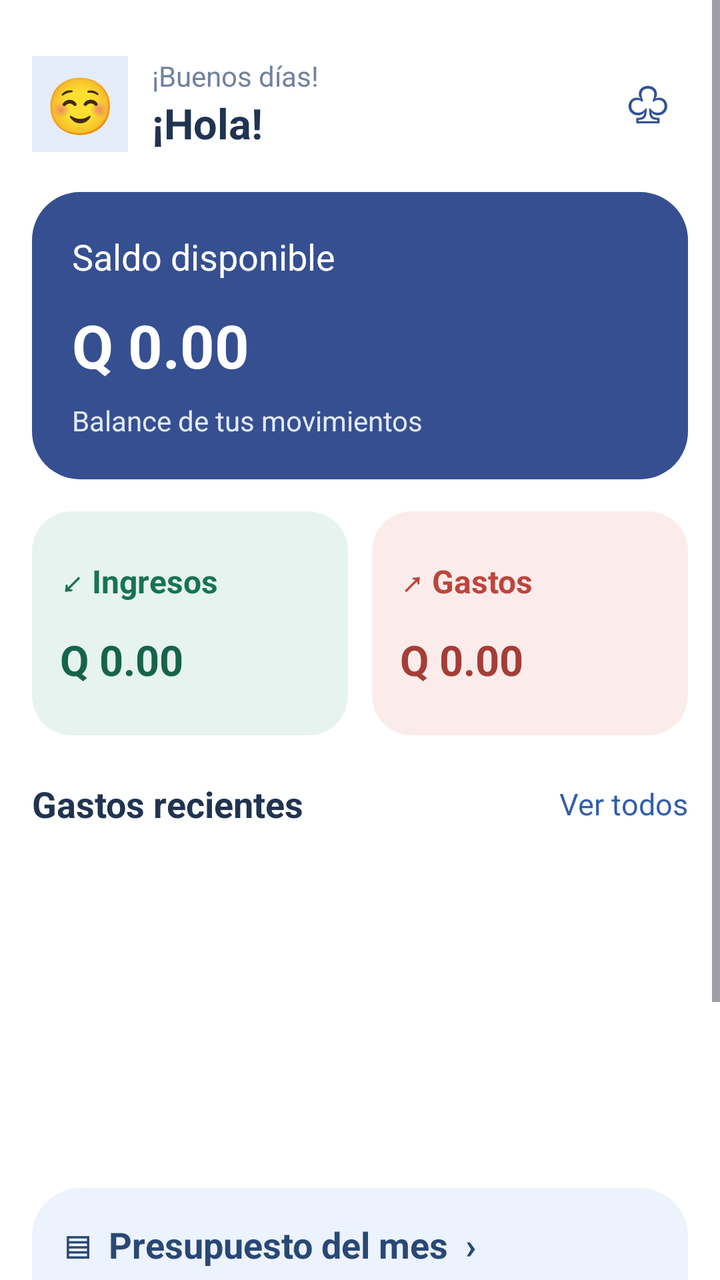
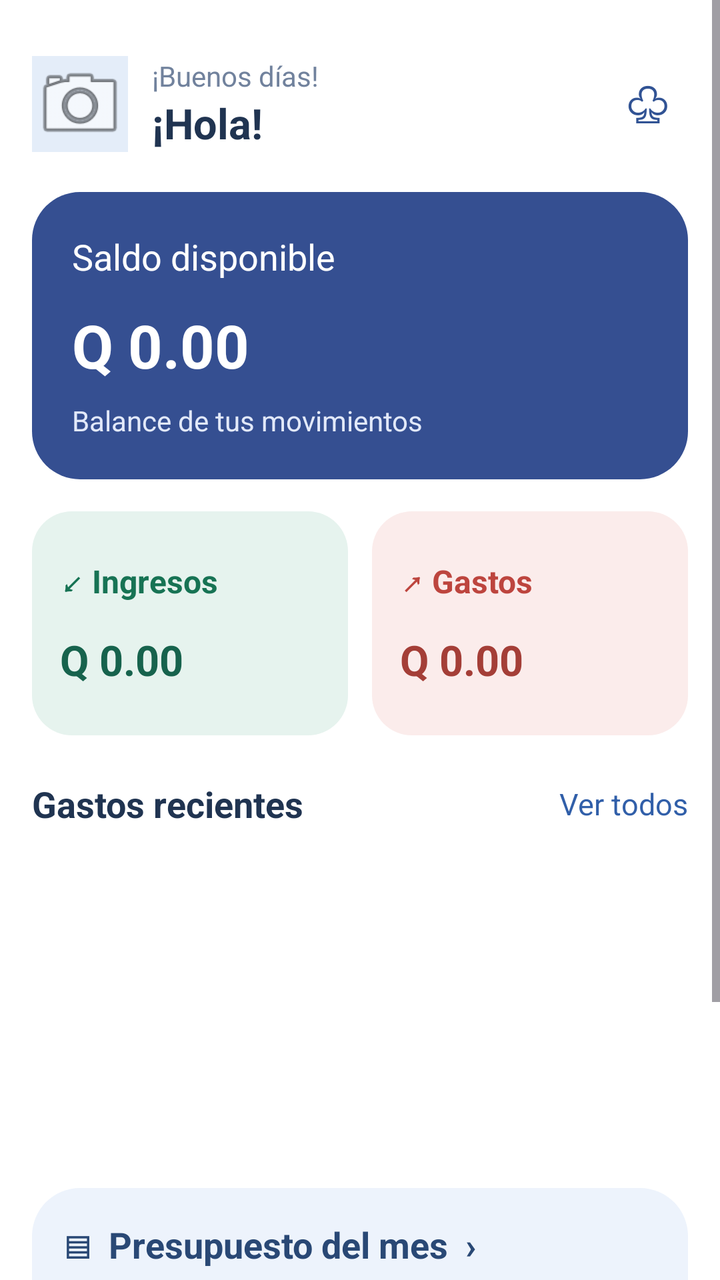

The first picture is an Android layout as it rendered before a commit; the second is the same layout after the commit. The layout source and the unified diff follow.
<!-- AndroidManifest.xml: application theme Theme.ControlGastos -->
<!-- res/layout/activity_main.xml -->
<?xml version="1.0" encoding="utf-8"?>
<ScrollView
    xmlns:android="http://schemas.android.com/apk/res/android"
    android:layout_width="match_parent"
    android:layout_height="match_parent"
    android:background="#EAF0F8"
    android:fillViewport="true">

    <LinearLayout
        android:id="@+id/main"
        android:layout_width="match_parent"
        android:layout_height="wrap_content"
        android:orientation="vertical"
        android:padding="16dp"
        android:background="#FFFFFF">

        
        <LinearLayout
            android:layout_width="match_parent"
            android:layout_height="wrap_content"
            android:gravity="center_vertical"
            android:orientation="horizontal"
            android:paddingVertical="12dp">

            <TextView
                android:layout_width="48dp"
                android:layout_height="48dp"
                android:background="#E4EDF9"
                android:gravity="center"
                android:text="☺"
                android:textColor="#315394"
                android:textSize="28sp" />

            <LinearLayout
                android:layout_width="0dp"
                android:layout_height="wrap_content"
                android:layout_weight="1"
                android:orientation="vertical"
                android:paddingStart="12dp">

                <TextView
                    android:layout_width="wrap_content"
                    android:layout_height="wrap_content"
                    android:text="¡Buenos días!"
                    android:textColor="#71829D"
                    android:textSize="14sp" />

                <TextView
                    android:id="@+id/txtSaludoUsuario"
                    android:layout_width="wrap_content"
                    android:layout_height="wrap_content"
                    android:text="¡Hola!"
                    android:textColor="#203451"
                    android:textSize="21sp"
                    android:textStyle="bold" />
            </LinearLayout>

            <TextView
                android:layout_width="40dp"
                android:layout_height="48dp"
                android:gravity="center"
                android:text="♧"
                android:textColor="#315394"
                android:textSize="25sp" />
        </LinearLayout>

        
        <LinearLayout
            android:layout_width="match_parent"
            android:layout_height="wrap_content"
            android:layout_marginTop="8dp"
            android:background="@drawable/fondo_saldo"
            android:orientation="vertical"
            android:padding="20dp">

            <TextView
                android:layout_width="wrap_content"
                android:layout_height="wrap_content"
                android:text="Saldo disponible"
                android:textColor="#FFFFFF"
                android:textSize="18sp" />

            <TextView
                android:id="@+id/txtSaldo"
                android:layout_width="match_parent"
                android:layout_height="wrap_content"
                android:layout_marginTop="12dp"
                android:text="Q 0.00"
                android:textColor="#FFFFFF"
                android:textSize="30sp"
                android:textStyle="bold" />

            <TextView
                android:layout_width="wrap_content"
                android:layout_height="wrap_content"
                android:layout_marginTop="8dp"
                android:text="Balance de tus movimientos"
                android:textColor="#E2E9FA"
                android:textSize="14sp" />
        </LinearLayout>

        
        <LinearLayout
            android:layout_width="match_parent"
            android:layout_height="wrap_content"
            android:layout_marginTop="16dp"
            android:orientation="horizontal">

            <LinearLayout
                android:layout_width="0dp"
                android:layout_height="112dp"
                android:layout_weight="1"
                android:layout_marginEnd="6dp"
                android:background="@drawable/fondo_ingresos"
                android:gravity="center_vertical"
                android:orientation="vertical"
                android:padding="14dp">

                <TextView
                    android:layout_width="wrap_content"
                    android:layout_height="wrap_content"
                    android:text="↙ Ingresos"
                    android:textColor="#177354"
                    android:textSize="16sp"
                    android:textStyle="bold" />

                <TextView
                    android:id="@+id/txtIngresos"
                    android:layout_width="match_parent"
                    android:layout_height="wrap_content"
                    android:layout_marginTop="14dp"
                    android:text="Q 0.00"
                    android:textColor="#17634D"
                    android:textSize="21sp"
                    android:textStyle="bold" />
            </LinearLayout>

            <LinearLayout
                android:layout_width="0dp"
                android:layout_height="112dp"
                android:layout_weight="1"
                android:layout_marginStart="6dp"
                android:background="@drawable/fondo_gastos"
                android:gravity="center_vertical"
                android:orientation="vertical"
                android:padding="14dp">

                <TextView
                    android:layout_width="wrap_content"
                    android:layout_height="wrap_content"
                    android:text="↗ Gastos"
                    android:textColor="#BD453E"
                    android:textSize="16sp"
                    android:textStyle="bold" />

                <TextView
                    android:id="@+id/txtTotalGastos"
                    android:layout_width="match_parent"
                    android:layout_height="wrap_content"
                    android:layout_marginTop="14dp"
                    android:text="Q 0.00"
                    android:textColor="#A43E37"
                    android:textSize="21sp"
                    android:textStyle="bold" />
            </LinearLayout>
        </LinearLayout>

        
        <LinearLayout
            android:layout_width="match_parent"
            android:layout_height="wrap_content"
            android:layout_marginTop="22dp"
            android:gravity="center_vertical"
            android:orientation="horizontal">

            <TextView
                android:layout_width="0dp"
                android:layout_height="wrap_content"
                android:layout_weight="1"
                android:text="Gastos recientes"
                android:textColor="#203451"
                android:textSize="18sp"
                android:textStyle="bold" />

            <TextView
                android:id="@+id/txtVerTodos"
                android:layout_width="wrap_content"
                android:layout_height="wrap_content"
                android:text="Ver todos"
                android:textColor="#315FA9"
                android:textSize="15sp" />
        </LinearLayout>


        <androidx.recyclerview.widget.RecyclerView
            android:id="@+id/recyclerGastos"
            android:layout_width="match_parent"
            android:layout_height="150dp"
            android:layout_marginTop="14dp"
            android:clipToPadding="false"
            android:nestedScrollingEnabled="false" />

        
        <LinearLayout
            android:layout_width="match_parent"
            android:layout_height="wrap_content"
            android:layout_marginTop="16dp"
            android:background="@drawable/fondo_presupuesto"
            android:orientation="vertical"
            android:padding="16dp">

            <TextView
                android:layout_width="match_parent"
                android:layout_height="wrap_content"
                android:text="▤  Presupuesto del mes  ›"
                android:textColor="#294875"
                android:textSize="18sp"
                android:textStyle="bold" />

            <LinearLayout
                android:layout_width="match_parent"
                android:layout_height="wrap_content"
                android:layout_marginTop="20dp"
                android:gravity="center_vertical"
                android:orientation="horizontal">

                <TextView
                    android:id="@+id/txtPresupuestoGastado"
                    android:layout_width="wrap_content"
                    android:layout_height="wrap_content"
                    android:text="Q 0.00"
                    android:textColor="#294875"
                    android:textSize="23sp"
                    android:textStyle="bold" />

                <TextView
                    android:layout_width="wrap_content"
                    android:layout_height="wrap_content"
                    android:layout_marginStart="10dp"
                    android:text="de Q 3,000"
                    android:textColor="#71829D"
                    android:textSize="14sp" />
            </LinearLayout>

            <ProgressBar
                android:id="@+id/progresoPresupuesto"
                style="?android:attr/progressBarStyleHorizontal"
                android:layout_width="match_parent"
                android:layout_height="10dp"
                android:layout_marginTop="14dp"
                android:max="3000"
                android:progress="0"
                android:progressTint="#3F78BA"
                android:progressBackgroundTint="#D1DDED" />
        </LinearLayout>

        
        <View
            android:layout_width="match_parent"
            android:layout_height="12dp" />

        <LinearLayout
            android:layout_width="match_parent"
            android:layout_height="64dp"
            android:gravity="center"
            android:orientation="horizontal"
            android:background="#FFFFFF">

            <TextView
                android:layout_width="0dp"
                android:layout_height="match_parent"
                android:layout_weight="1"
                android:gravity="center"
                android:text="⌂\nInicio"
                android:textColor="#315FA9"
                android:textSize="13sp" />

            <TextView
                android:layout_width="0dp"
                android:layout_height="match_parent"
                android:layout_weight="1"
                android:gravity="center"
                android:text="☷\nMovimientos"
                android:textColor="#71829D"
                android:textSize="12sp" />

            <Button
                android:id="@+id/btnNuevoGasto"
                android:layout_width="52dp"
                android:layout_height="52dp"
                android:layout_marginHorizontal="4dp"
                android:minWidth="0dp"
                android:minHeight="0dp"
                android:padding="0dp"
                android:text="+"
                android:textSize="28sp"
                android:textColor="#FFFFFF"
                android:backgroundTint="#354F91" />

            <TextView
                android:layout_width="0dp"
                android:layout_height="match_parent"
                android:layout_weight="1"
                android:gravity="center"
                android:text="▤\nPresupuesto"
                android:textColor="#71829D"
                android:textSize="11sp" />

            <TextView
                android:layout_width="0dp"
                android:layout_height="match_parent"
                android:layout_weight="1"
                android:gravity="center"
                android:text="⚙\nAjustes"
                android:textColor="#71829D"
                android:textSize="12sp" />
        </LinearLayout>

    </LinearLayout>
</ScrollView>
<!-- resources referenced by this layout -->
<resources>
  <!-- drawable fondo_gastos (drawable) -->
  <?xml version="1.0" encoding="utf-8"?>
  <shape xmlns:android="http://schemas.android.com/apk/res/android"
      android:shape="rectangle">
      <solid android:color="#FBECEB" />
      <corners android:radius="20dp" />
  </shape>
  <!-- drawable fondo_ingresos (drawable) -->
  <?xml version="1.0" encoding="utf-8"?>
  <shape xmlns:android="http://schemas.android.com/apk/res/android"
      android:shape="rectangle">
      <solid android:color="#E6F3EE" />
      <corners android:radius="20dp" />
  </shape>
  <!-- drawable fondo_presupuesto (drawable) -->
  <?xml version="1.0" encoding="utf-8"?>
  <shape xmlns:android="http://schemas.android.com/apk/res/android"
      android:shape="rectangle">
      <solid android:color="#EDF3FC" />
      <corners android:radius="24dp" />
  </shape>
  <!-- drawable fondo_saldo (drawable) -->
  <?xml version="1.0" encoding="utf-8"?>
  <shape xmlns:android="http://schemas.android.com/apk/res/android"
      android:shape="rectangle">
  
      <solid android:color="#354F91" />
  
      <corners android:radius="24dp" />
  
  </shape>
  <style name="Theme.ControlGastos" parent="Base.Theme.ControlGastos" />
  <style name="Base.Theme.ControlGastos" parent="Theme.Material3.DayNight.NoActionBar">
          
          
      </style>
</resources>

<!-- the commit's change to res/layout/activity_main.xml (unified diff, before → after) -->
@@ -22,14 +22,17 @@
             android:orientation="horizontal"
             android:paddingVertical="12dp">
 
-            <TextView
+            <ImageView
+                android:id="@+id/imgFotoPerfil"
                 android:layout_width="48dp"
                 android:layout_height="48dp"
                 android:background="#E4EDF9"
-                android:gravity="center"
-                android:text="☺"
-                android:textColor="#315394"
-                android:textSize="28sp" />
+                android:src="@android:drawable/ic_menu_camera"
+                android:scaleType="centerCrop"
+                android:clipToOutline="true"
+                android:contentDescription="Foto de perfil"
+                android:clickable="true"
+                android:focusable="true" />
 
             <LinearLayout
                 android:layout_width="0dp"
@@ -202,6 +205,7 @@
 
         
         <LinearLayout
+            android:id="@+id/cardPresupuesto"
             android:layout_width="match_parent"
             android:layout_height="wrap_content"
             android:layout_marginTop="16dp"
@@ -213,6 +217,7 @@
                 android:layout_width="match_parent"
                 android:layout_height="wrap_content"
                 android:text="▤  Presupuesto del mes  ›"
+                android:id="@+id/txtTituloPresupuesto"
                 android:textColor="#294875"
                 android:textSize="18sp"
                 android:textStyle="bold" />
@@ -237,7 +242,8 @@
                     android:layout_width="wrap_content"
                     android:layout_height="wrap_content"
                     android:layout_marginStart="10dp"
-                    android:text="de Q 3,000"
+                    android:id="@+id/txtLimitePresupuesto"
+                    android:text="de Q 3,000.00"
                     android:textColor="#71829D"
                     android:textSize="14sp" />
             </LinearLayout>
@@ -275,14 +281,7 @@
                 android:textColor="#315FA9"
                 android:textSize="13sp" />
 
-            <TextView
-                android:layout_width="0dp"
-                android:layout_height="match_parent"
-                android:layout_weight="1"
-                android:gravity="center"
-                android:text="☷\nMovimientos"
-                android:textColor="#71829D"
-                android:textSize="12sp" />
+
 
             <Button
                 android:id="@+id/btnNuevoGasto"
@@ -297,24 +296,7 @@
                 android:textColor="#FFFFFF"
                 android:backgroundTint="#354F91" />
 
-            <TextView
-                android:layout_width="0dp"
-                android:layout_height="match_parent"
-                android:layout_weight="1"
-                android:gravity="center"
-                android:text="▤\nPresupuesto"
-                android:textColor="#71829D"
-                android:textSize="11sp" />
-
-            <TextView
-                android:layout_width="0dp"
-                android:layout_height="match_parent"
-                android:layout_weight="1"
-                android:gravity="center"
-                android:text="⚙\nAjustes"
-                android:textColor="#71829D"
-                android:textSize="12sp" />
-        </LinearLayout>
-
+
+        </LinearLayout>
     </LinearLayout>
 </ScrollView>
<!-- resource entries referenced after the edit -->
@@ -33,8 +33,19 @@
   </shape>
   <style name="Theme.ControlGastos" parent="Base.Theme.ControlGastos" />
   <style name="Base.Theme.ControlGastos" parent="Theme.Material3.DayNight.NoActionBar">
-          
-          
+  
+          <item name="colorPrimary">@color/colorPrimary</item>
+          <item name="colorSecondary">@color/colorSecondary</item>
+          <item name="android:colorBackground">@color/colorFondo</item>
+          <item name="colorSurface">@color/colorTarjeta</item>
+          <item name="colorOnSurface">@color/colorTexto</item>
+          <item name="android:windowLightStatusBar">?attr/isLightTheme</item>
+  
       </style>
+  <color name="colorPrimary">#315FA9</color>
+  <color name="colorSecondary">#4386F4</color>
+  <color name="colorFondo">#EAF0F8</color>
+  <color name="colorTarjeta">#FFFFFF</color>
+  <color name="colorTexto">#203451</color>
 </resources>
 
